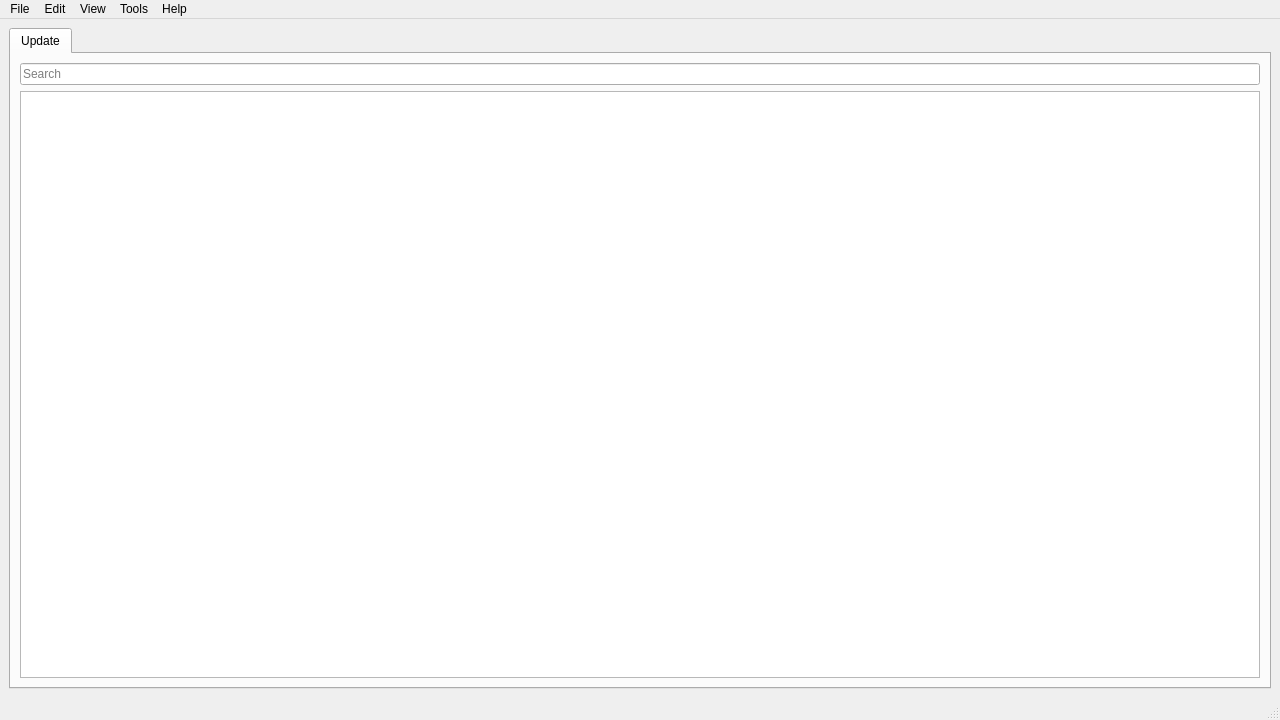
Old version of the form src/MainWindow/MainWindow.ui in the repository NikolaRoev/Tracker.
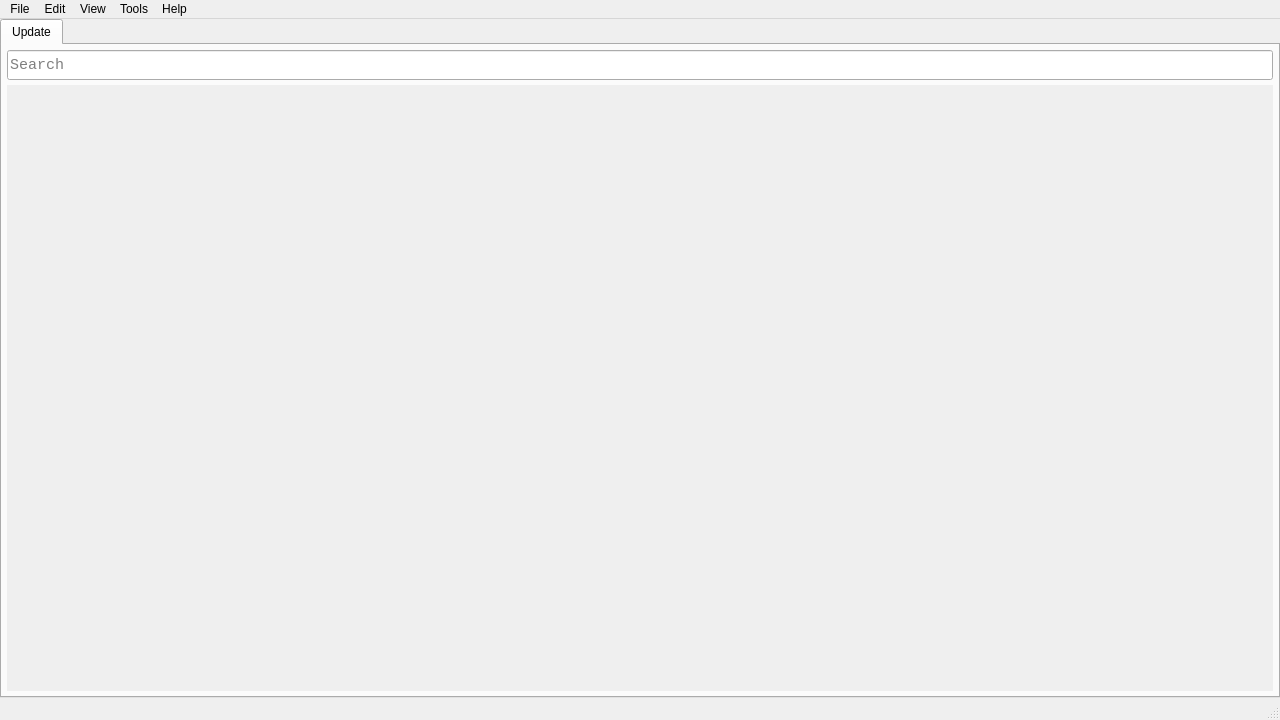
New version of the form.

Commit message: Added the UpdateEntry class and some UI fix ups.

Diff of the .ui file:
```diff
--- a/src/MainWindow/MainWindow.ui
+++ b/src/MainWindow/MainWindow.ui
@@ -20,7 +20,22 @@
    <string>Tracker</string>
   </property>
   <widget class="QWidget" name="centralwidget">
-   <layout class="QVBoxLayout" name="verticalLayout_2">
+   <layout class="QVBoxLayout" name="verticalLayout_4">
+    <property name="spacing">
+     <number>0</number>
+    </property>
+    <property name="leftMargin">
+     <number>0</number>
+    </property>
+    <property name="topMargin">
+     <number>0</number>
+    </property>
+    <property name="rightMargin">
+     <number>0</number>
+    </property>
+    <property name="bottomMargin">
+     <number>0</number>
+    </property>
     <item>
      <widget class="QTabWidget" name="tabWidget">
       <property name="currentIndex">
@@ -31,8 +46,36 @@
         <string>Update</string>
        </attribute>
        <layout class="QVBoxLayout" name="verticalLayout">
+        <property name="spacing">
+         <number>5</number>
+        </property>
+        <property name="leftMargin">
+         <number>5</number>
+        </property>
+        <property name="topMargin">
+         <number>5</number>
+        </property>
+        <property name="rightMargin">
+         <number>5</number>
+        </property>
+        <property name="bottomMargin">
+         <number>5</number>
+        </property>
         <item>
          <widget class="QLineEdit" name="searchLineEdit">
+          <property name="minimumSize">
+           <size>
+            <width>0</width>
+            <height>30</height>
+           </size>
+          </property>
+          <property name="font">
+           <font>
+            <family>Consolas</family>
+            <pointsize>11</pointsize>
+            <kerning>true</kerning>
+           </font>
+          </property>
           <property name="placeholderText">
            <string>Search</string>
           </property>
@@ -42,7 +85,63 @@
          </widget>
         </item>
         <item>
-         <widget class="QListView" name="updateListView"/>
+         <widget class="QScrollArea" name="updateScrollArea">
+          <property name="frameShape">
+           <enum>QFrame::NoFrame</enum>
+          </property>
+          <property name="frameShadow">
+           <enum>QFrame::Plain</enum>
+          </property>
+          <property name="lineWidth">
+           <number>0</number>
+          </property>
+          <property name="verticalScrollBarPolicy">
+           <enum>Qt::ScrollBarAsNeeded</enum>
+          </property>
+          <property name="horizontalScrollBarPolicy">
+           <enum>Qt::ScrollBarAlwaysOff</enum>
+          </property>
+          <property name="widgetResizable">
+           <bool>true</bool>
+          </property>
+          <property name="alignment">
+           <set>Qt::AlignCenter</set>
+          </property>
+          <widget class="QWidget" name="updateScrollAreaWidgetContents">
+           <property name="geometry">
+            <rect>
+             <x>0</x>
+             <y>0</y>
+             <width>1266</width>
+             <height>587</height>
+            </rect>
+           </property>
+           <layout class="QVBoxLayout" name="verticalLayout_2">
+            <property name="spacing">
+             <number>0</number>
+            </property>
+            <property name="leftMargin">
+             <number>0</number>
+            </property>
+            <property name="topMargin">
+             <number>0</number>
+            </property>
+            <property name="rightMargin">
+             <number>0</number>
+            </property>
+            <property name="bottomMargin">
+             <number>0</number>
+            </property>
+            <item>
+             <layout class="QVBoxLayout" name="updateVBoxLayout">
+              <property name="spacing">
+               <number>15</number>
+              </property>
+             </layout>
+            </item>
+           </layout>
+          </widget>
+         </widget>
         </item>
        </layout>
       </widget>
```
Left out of the diff: 1 changed line with no effect on the pictures. The commit also changes 5 other files.
